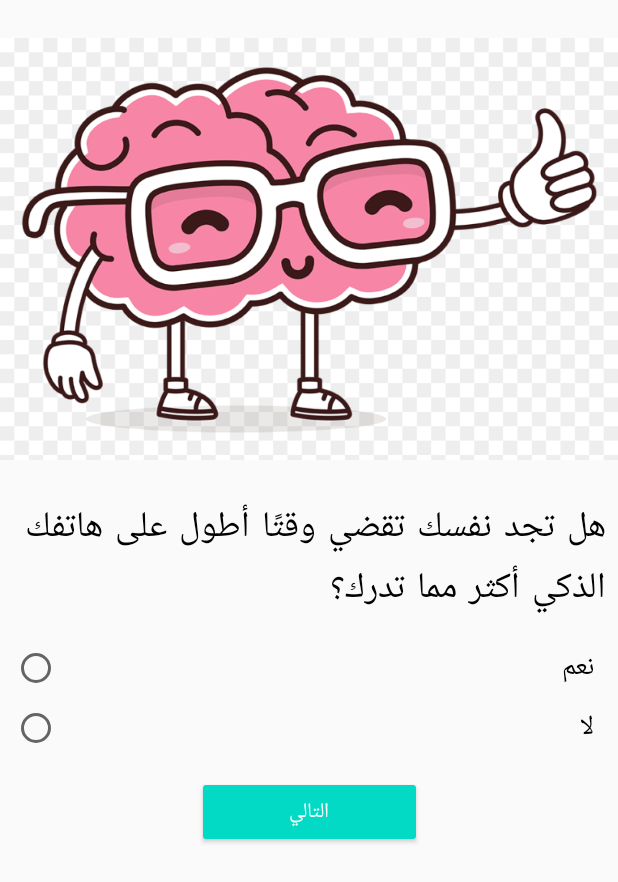
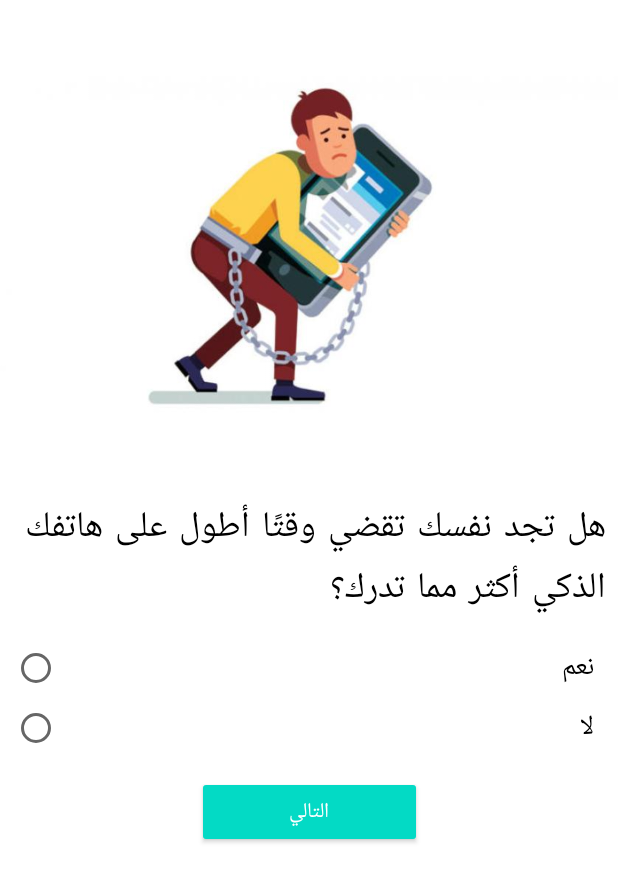
Before and after one commit to IbrahimAlatoom/MAT, an Android app: the TestFragment screen opened through its navigation route, on a phone screen of 412 x 824 dp. Shown: the top 882 px of the screen. Run offline under Robolectric (Android 15) with nearby library versions, the phone set to English and light mode, and no system bars; our stand-ins replace data binding.

Commit message:
add images

```diff
--- a/app/src/main/res/layout/fragment_test.xml
+++ b/app/src/main/res/layout/fragment_test.xml
@@ -12,10 +12,11 @@
         android:layout_width="match_parent"
         android:layout_height="match_parent"
         android:fillViewport="true">
+
         <androidx.constraintlayout.widget.ConstraintLayout
             android:layout_width="match_parent"
-        android:layout_height="match_parent">
-
+            android:layout_height="match_parent"
+            android:background="@android:color/background_light">
 
 
             <ImageView
@@ -26,7 +27,7 @@
                 android:layout_marginTop="@dimen/vertical_margin"
                 android:layout_marginEnd="@dimen/horizontal_margin"
                 android:scaleType="fitCenter"
-            android:src="@drawable/testimage"
+                android:src="@drawable/test_image"
                 app:layout_constraintEnd_toEndOf="parent"
                 app:layout_constraintStart_toStartOf="parent"
                 app:layout_constraintTop_toTopOf="parent" />
--- a/app/src/main/res/layout/fragment_title.xml
+++ b/app/src/main/res/layout/fragment_title.xml
@@ -45,7 +45,7 @@
             app:civ_border_color="@color/colorAccent"
             app:civ_border_width="4dp"
             app:civ_shadow="true"
-            app:civ_shadow_color="@color/colorAccent"
+            app:civ_shadow_color="@android:color/holo_red_dark"
             app:civ_shadow_radius="10dp"
             app:layout_constraintEnd_toEndOf="@+id/title_text"
             app:layout_constraintStart_toStartOf="@+id/title_text"
```
Also changed, not shown: app/src/main/res/drawable/test_image.jpg (added). Lines whose indentation alone changed are shown as unchanged.
